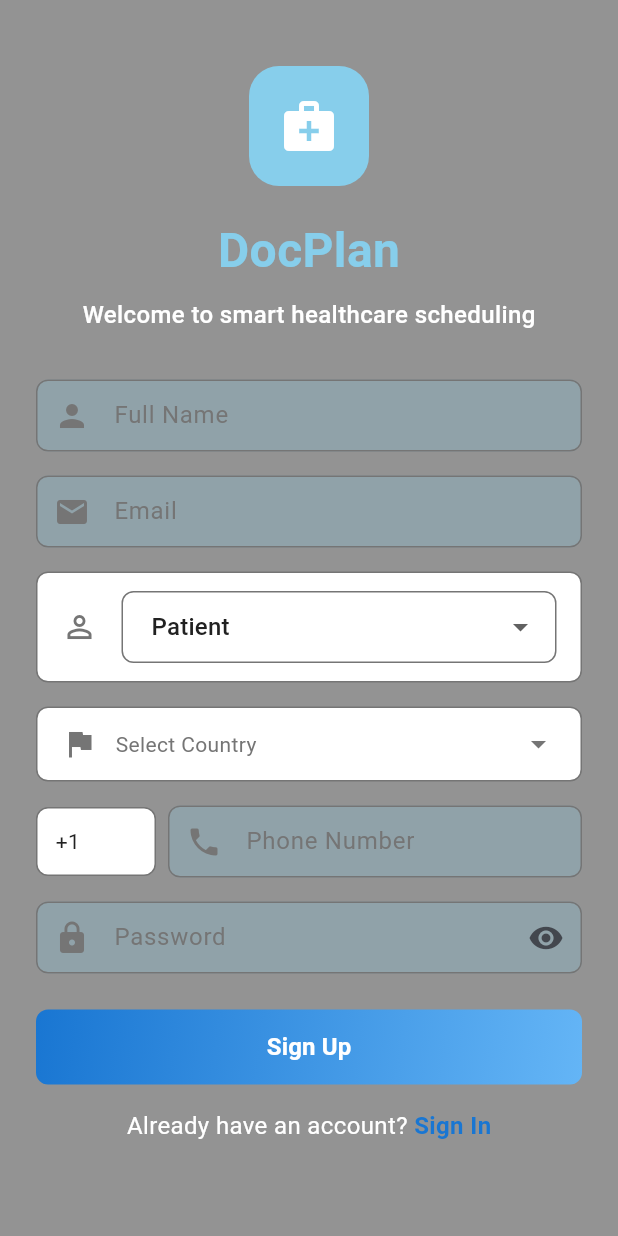
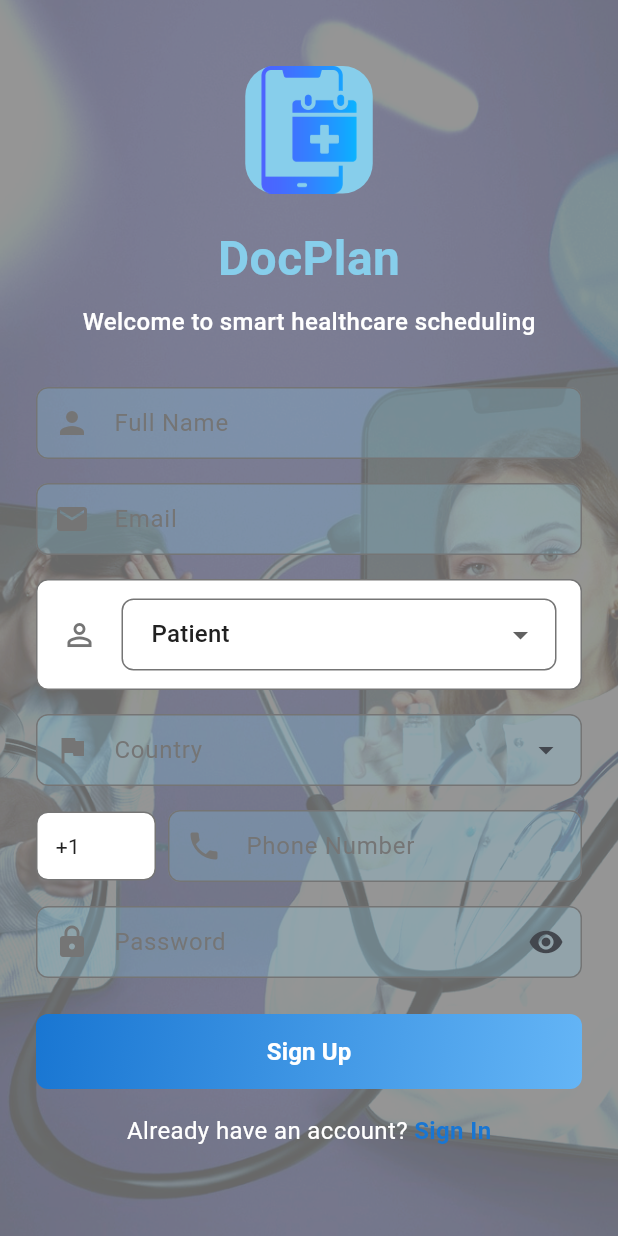
Before and after one commit to Aaliyah-101/DocPlan, a Flutter app: the screen it shows after launch, after a tap on "Sign In", after a tap on "Sign Up", on a phone screen of 412 x 824 dp. Run offline on Flutter 3.47's test engine with Material 3 defaults, Android fonts, the phone set to English and light mode, and no system bars; our stand-ins replace carousel_slider, cloud_firestore, country_picker, firebase_auth, firebase_core, firebase_messaging and 7 more; missing offline and left inert: workmanager; accounts and stored records are empty.

Commit message:
Add files via upload

```diff
--- a/lib/screens/auth/auth_screen.dart
+++ b/lib/screens/auth/auth_screen.dart
@@ -126,7 +126,7 @@
           prefixIcon: const Icon(Icons.search),
           border: OutlineInputBorder(
             borderSide: BorderSide(
-              color: const Color(0xFF8C98A8).withAlpha((255 * 0.2).toInt()),
+              color: const Color(0xFF8C98A8).withOpacity(0.2),
             ),
           ),
         ),
@@ -327,12 +327,12 @@
         fit: StackFit.expand,
         children: [
           // Background image with reduced opacity
-          // Opacity(
-          //   opacity: 0.3,
-          //   child: Image.asset('lib/images/docplan2.jpg', fit: BoxFit.cover),
-          // ),
+          Opacity(
+            opacity: 0.3,
+            child: Image.asset('lib/images/signupbackground.png', fit: BoxFit.cover),
+          ),
           // Semi-transparent overlay for better text visibility
-          Container(color: Colors.black.withAlpha((255 * 0.4).toInt())),
+          Container(color: Colors.black.withOpacity(0.4)),
           SafeArea(
             child: SingleChildScrollView(
               padding: EdgeInsets.only(
@@ -346,16 +346,14 @@
                   const SizedBox(height: 20),
                   // App Logo and Title
                   Container(
-                    width: 80,
-                    height: 80,
+                    width: 85,
+                    height: 85,
                     decoration: BoxDecoration(
                       color: AppColors.docplanBlue,
                       borderRadius: BorderRadius.circular(20),
                     ),
-                    child: const Icon(
-                      Icons.medical_services,
-                      size: 40,
-                      color: AppColors.textWhite,
+                    child: const Image(
+                      image: AssetImage('lib/images/booking-app_15090912.png'),
                     ),
                   ),
                   const SizedBox(height: 20),
@@ -475,6 +473,7 @@
             controller: _signInEmailController,
             label: 'Email',
             icon: Icons.email,
+            style: TextStyle(color: AppColors.textPrimary),
             validator: (value) {
               if (value == null || value.isEmpty) {
                 return 'Please enter your email';
@@ -492,6 +491,7 @@
             controller: _signInPasswordController,
             label: 'Password',
             icon: Icons.lock,
+            style: TextStyle(color: AppColors.textPrimary),
             obscureText: _obscureSignInPassword,
             suffixIcon: IconButton(
               icon: Icon(
@@ -550,6 +550,7 @@
             controller: _nameController,
             label: 'Full Name',
             icon: Icons.person,
+            style: TextStyle(color: AppColors.textPrimary),
             validator: (value) {
               if (value == null || value.isEmpty) {
                 return 'Please enter your name';
@@ -562,6 +563,7 @@
             controller: _signUpEmailController,
             label: 'Email',
             icon: Icons.email,
+            style: TextStyle(color: AppColors.textPrimary),
             validator: (value) {
               if (value == null || value.isEmpty) {
                 return 'Please enter your email';
@@ -585,12 +587,14 @@
             ),
             child: DropdownButtonFormField<String>(
               value: _selectedRole,
-              decoration: const InputDecoration(
+              decoration: InputDecoration(
                 border: InputBorder.none,
                 icon: Icon(
                   Icons.person_outline,
                   color: AppColors.textSecondary,
                 ),
+                filled: true,
+                fillColor: AppColors.textWhite.withOpacity(0.25),
               ),
               items: const [
                 DropdownMenuItem(value: 'patient', child: Text('Patient')),
@@ -639,38 +643,14 @@
             ),
             const SizedBox(height: 16),
           ],
-          InkWell(
+          CustomTextField(
+            controller: TextEditingController(text: _selectedCountry.isEmpty ? '' : _selectedCountry),
+            label: 'Country',
+            icon: Icons.flag,
+            readOnly: true,
             onTap: _showCountryPicker,
-            child: Container(
-              padding: const EdgeInsets.symmetric(horizontal: 16, vertical: 12),
-              decoration: BoxDecoration(
-                color: AppColors.cardBackground,
-                borderRadius: BorderRadius.circular(8),
-                border: Border.all(color: AppColors.textSecondary),
-              ),
-              child: Row(
-                children: [
-                  const Icon(Icons.flag, color: AppColors.textSecondary),
-                  const SizedBox(width: 12),
-                  Expanded(
-                    child: Text(
-                      _selectedCountry.isEmpty
-                          ? 'Select Country'
-                          : _selectedCountry,
-                      style: TextStyle(
-                        color: _selectedCountry.isEmpty
-                            ? AppColors.textSecondary
-                            : AppColors.textPrimary,
-                      ),
-                    ),
-                  ),
-                  const Icon(
-                    Icons.arrow_drop_down,
-                    color: AppColors.textSecondary,
-                  ),
-                ],
-              ),
-            ),
+            suffixIcon: Icon(Icons.arrow_drop_down),
+            style: TextStyle(color: AppColors.textPrimary),
           ),
           const SizedBox(height: 16),
           Row(
@@ -699,6 +679,7 @@
                   controller: _phoneController,
                   label: 'Phone Number',
                   icon: Icons.phone,
+                  style: TextStyle(color: AppColors.textPrimary),
                   validator: (value) {
                     if (value == null || value.isEmpty) {
                       return 'Please enter your phone number';
@@ -715,6 +696,7 @@
             label: 'Password',
             icon: Icons.lock,
             obscureText: _obscureSignUpPassword,
+            style: TextStyle(color: AppColors.textPrimary),
             suffixIcon: IconButton(
               icon: Icon(
                 _obscureSignUpPassword
@@ -763,7 +745,7 @@
       decoration: BoxDecoration(
         color: AppColors.cardBackground,
         borderRadius: BorderRadius.circular(8),
-        border: Border.all(color: AppColors.textSecondary.withAlpha((255 * 0.3).toInt())),
+        border: Border.all(color: AppColors.textSecondary.withOpacity(0.3)),
       ),
       child: Column(
         crossAxisAlignment: CrossAxisAlignment.start,
@@ -820,3 +802,7 @@
     );
   }
 }
+
+extension StringCasingExtension on String {
+  String capitalize() => this.length > 0 ? '${this[0].toUpperCase()}${this.substring(1)}' : '';
+}
```
